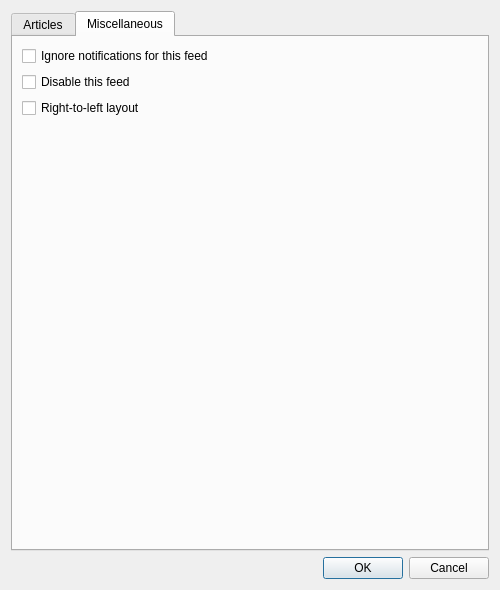
Qt form src/librssguard/services/abstract/gui/formfeeddetails.ui (martinrotter/rssguard) before a commit.
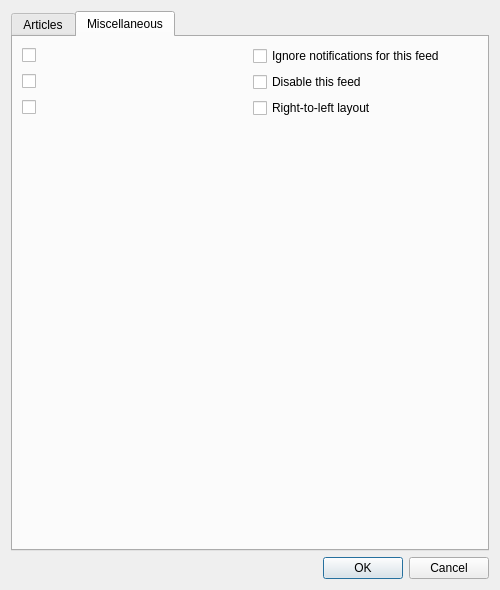
The same form after that commit. The open tabs and pages were chosen to show the change. Custom widgets are drawn as their Qt base class.

Commit message: Working, saving of common data in feeds could work

What changed in the file:
```diff
--- a/src/librssguard/services/abstract/gui/formfeeddetails.ui
+++ b/src/librssguard/services/abstract/gui/formfeeddetails.ui
@@ -152,26 +152,47 @@
        <string>Miscellaneous</string>
       </attribute>
       <layout class="QFormLayout" name="formLayout_2">
-       <item row="0" column="0">
+       <item row="0" column="0" colspan="2">
+        <layout class="QHBoxLayout" name="horizontalLayout_5">
+         <item>
+          <widget class="MultiFeedEditCheckBox" name="m_mcbSuppressFeed"/>
+         </item>
+         <item>
         <widget class="QCheckBox" name="m_cbSuppressFeed">
          <property name="text">
           <string>Ignore notifications for this feed</string>
          </property>
         </widget>
        </item>
-       <item row="1" column="0">
+        </layout>
+       </item>
+       <item row="1" column="0" colspan="2">
+        <layout class="QHBoxLayout" name="horizontalLayout_6">
+         <item>
+          <widget class="MultiFeedEditCheckBox" name="m_mcbDisableFeed"/>
+         </item>
+         <item>
         <widget class="QCheckBox" name="m_cbDisableFeed">
          <property name="text">
           <string>Disable this feed</string>
          </property>
         </widget>
        </item>
-       <item row="2" column="0">
+        </layout>
+       </item>
+       <item row="2" column="0" colspan="2">
+        <layout class="QHBoxLayout" name="horizontalLayout_7">
+         <item>
+          <widget class="MultiFeedEditCheckBox" name="m_mcbFeedRtl"/>
+         </item>
+         <item>
         <widget class="QCheckBox" name="m_cbFeedRTL">
          <property name="text">
           <string>Right-to-left layout</string>
          </property>
         </widget>
+         </item>
+        </layout>
        </item>
       </layout>
      </widget>
```
Lines whose indentation alone changed are shown as unchanged. The commit also changes 5 other files.
